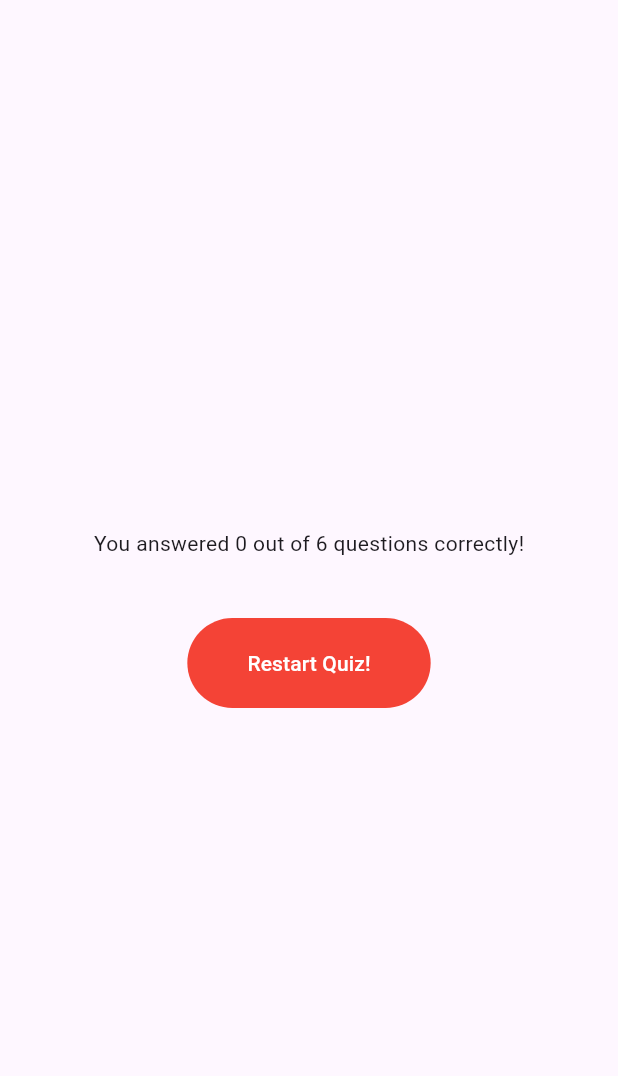
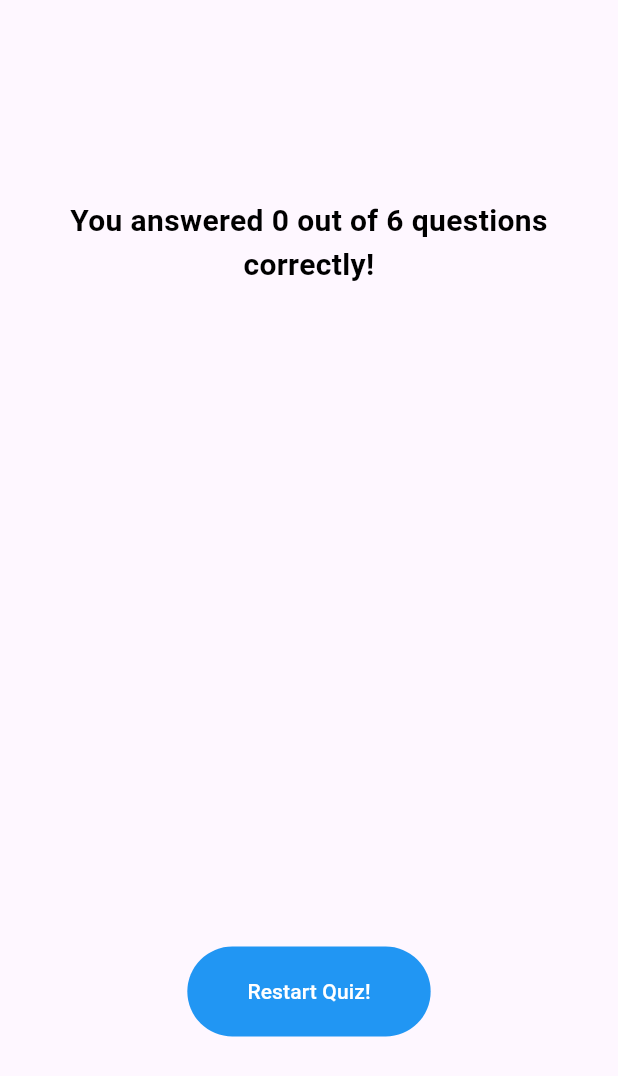
Before and after one commit to jefflueck/quiz_app, a Flutter app: the ResultsScreen widget shown alone on an empty page, opened directly with empty values, on a phone screen of 412 x 824 dp. Shown: the top 1076 px of the screen. Run offline on Flutter 3.47's test engine with Material 3 defaults, Android fonts, the phone set to English and light mode, and no system bars; our stand-ins replace google_fonts.

Commit message:
Finished course project, styled final layout, added behavior to restart quiz button, customized styling to my preference

```diff
--- /dev/null
+++ b/lib/questions_summary/questions_summary.dart
@@ -0,0 +1,25 @@
+import 'package:flutter/material.dart';
+
+import 'package:quiz_app/questions_summary/summary_item.dart';
+
+class QuestionsSummary extends StatelessWidget {
+  const QuestionsSummary(this.summaryData, {super.key});
+
+  final List<Map<String, Object>> summaryData;
+
+  @override
+  Widget build(BuildContext context) {
+    return SizedBox(
+      height: 400,
+      child: SingleChildScrollView(
+        child: Column(
+          children: summaryData.map(
+            (data) {
+              return SummaryItem(data);
+            },
+          ).toList(),
+        ),
+      ),
+    );
+  }
+}
--- a/lib/results_screen.dart
+++ b/lib/results_screen.dart
@@ -1,15 +1,17 @@
 import 'package:flutter/material.dart';
-import 'package:flutter/widgets.dart';
+import 'package:google_fonts/google_fonts.dart';
 
 import 'package:quiz_app/data/questions.dart';
-import 'package:quiz_app/questions_summary.dart';
+import 'package:quiz_app/questions_summary/questions_summary.dart';
 
 class ResultsScreen extends StatelessWidget {
   const ResultsScreen({
     super.key,
     required this.chosenAnswers,
+    required this.onRestart,
   });
 
+  final void Function() onRestart;
   final List<String> chosenAnswers;
 
   List<Map<String, Object>> getSummaryData() {
@@ -43,15 +45,21 @@ class ResultsScreen extends StatelessWidget {
           children: [
             Text(
               'You answered $numCorrectQuestions out of $numTotalQuestions questions correctly!',
+              style: GoogleFonts.roboto(
+                fontSize: 20,
+                color: Colors.black,
+                fontWeight: FontWeight.bold,
+              ),
+              textAlign: TextAlign.center,
             ),
             const SizedBox(height: 20),
             QuestionsSummary(summaryData),
             const SizedBox(height: 20),
             TextButton(
-              onPressed: () {},
+              onPressed: onRestart,
               style: TextButton.styleFrom(
                 foregroundColor: Colors.white,
-                backgroundColor: Colors.red,
+                backgroundColor: Colors.blue,
                 padding:
                     const EdgeInsets.symmetric(horizontal: 40, vertical: 20),
                 shape: RoundedRectangleBorder(
```
Also changed, not shown: lib/questions_summary.dart (deleted, +0 -30 lines), lib/questions_summary/question_identifier.dart (added, +34 -0 lines), lib/questions_summary/summary_item.dart (added, +69 -0 lines), lib/quiz.dart (+14 -3 lines).
